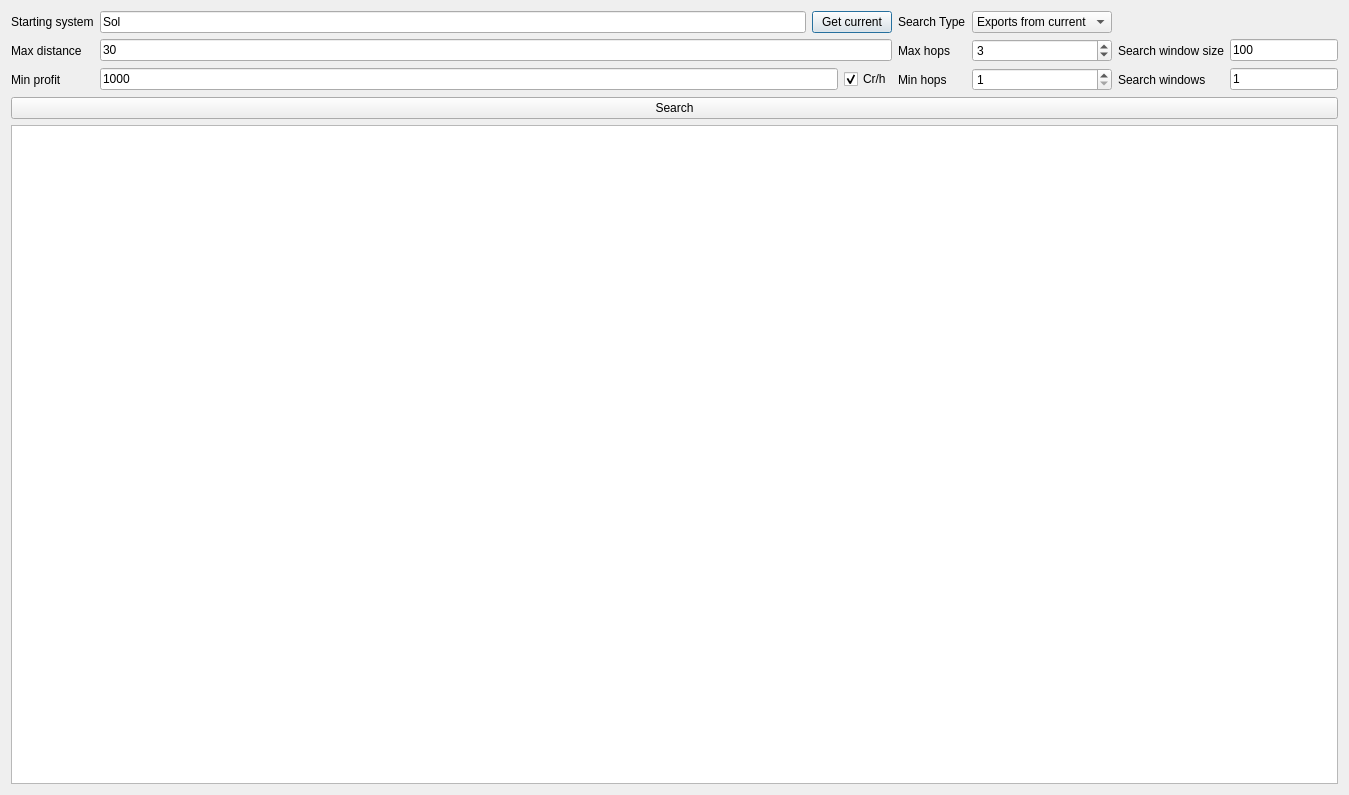
This is src/ui/SearchTab.ui in BeTeK/EliteMerchant as Qt 5 draws it before an edit. The edited form follows.
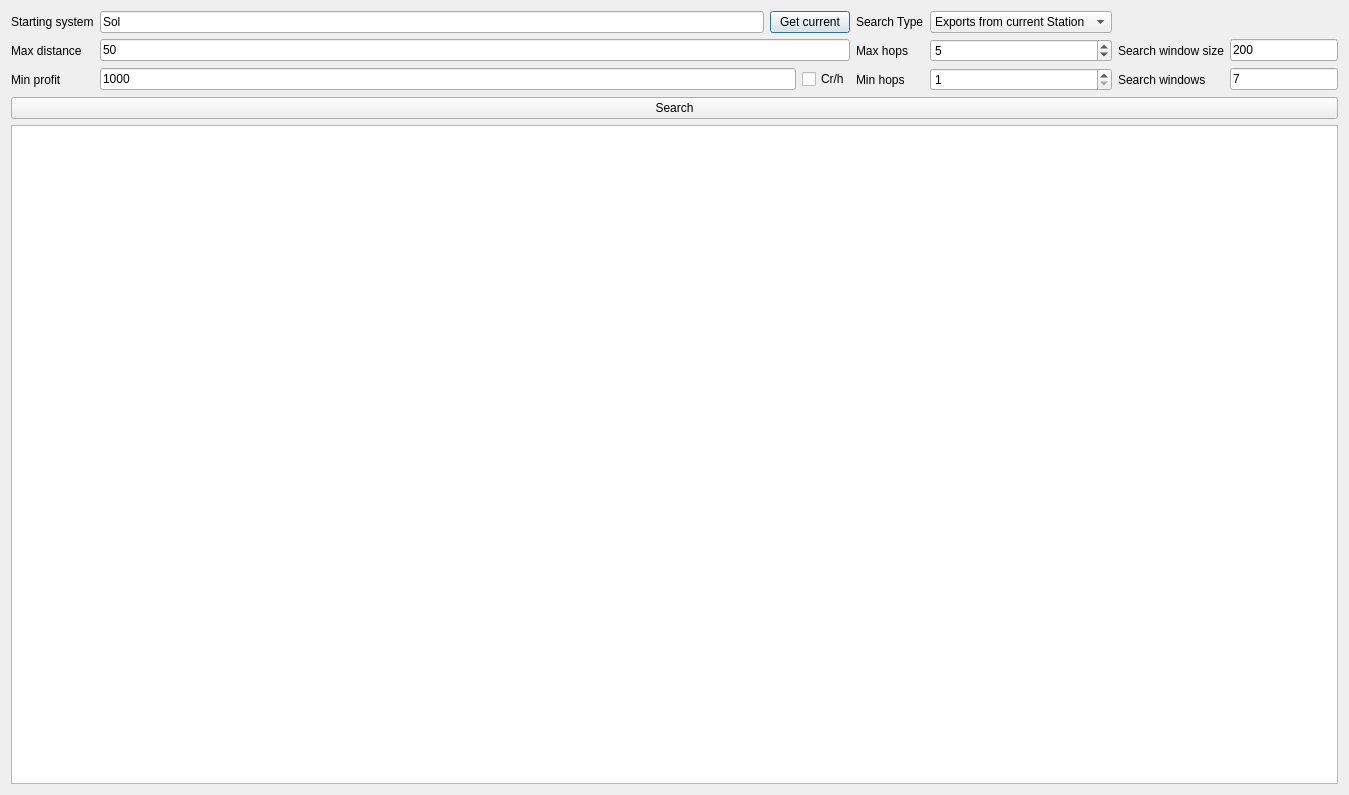
This is the edited form.

Commit message: split automatic updating to system and station optimized graph search further with iterative  profti margin

What changed in the file:
```diff
--- a/src/ui/SearchTab.ui
+++ b/src/ui/SearchTab.ui
@@ -28,7 +28,7 @@
        <item row="3" column="1">
         <widget class="QLineEdit" name="maxDistanceTxt">
          <property name="text">
-          <string>30</string>
+          <string>50</string>
          </property>
         </widget>
        </item>
@@ -79,7 +79,7 @@
             <string>Cr/h</string>
            </property>
            <property name="checked">
-            <bool>true</bool>
+            <bool>false</bool>
            </property>
           </widget>
          </item>
@@ -94,7 +94,7 @@
           </sizepolicy>
          </property>
          <property name="text">
-          <string>1</string>
+          <string>7</string>
          </property>
         </widget>
        </item>
@@ -107,7 +107,7 @@
           </sizepolicy>
          </property>
          <property name="text">
-          <string>100</string>
+          <string>200</string>
          </property>
         </widget>
        </item>
@@ -132,7 +132,12 @@
          </property>
          <item>
           <property name="text">
-           <string>Exports from current</string>
+           <string>Exports from current Station</string>
+          </property>
+         </item>
+         <item>
+          <property name="text">
+           <string>Exports from current System</string>
           </property>
          </item>
          <item>
@@ -175,7 +180,7 @@
           <number>99</number>
          </property>
          <property name="value">
-          <number>3</number>
+          <number>5</number>
          </property>
         </widget>
        </item>
```
The commit also changes 5 other files.
